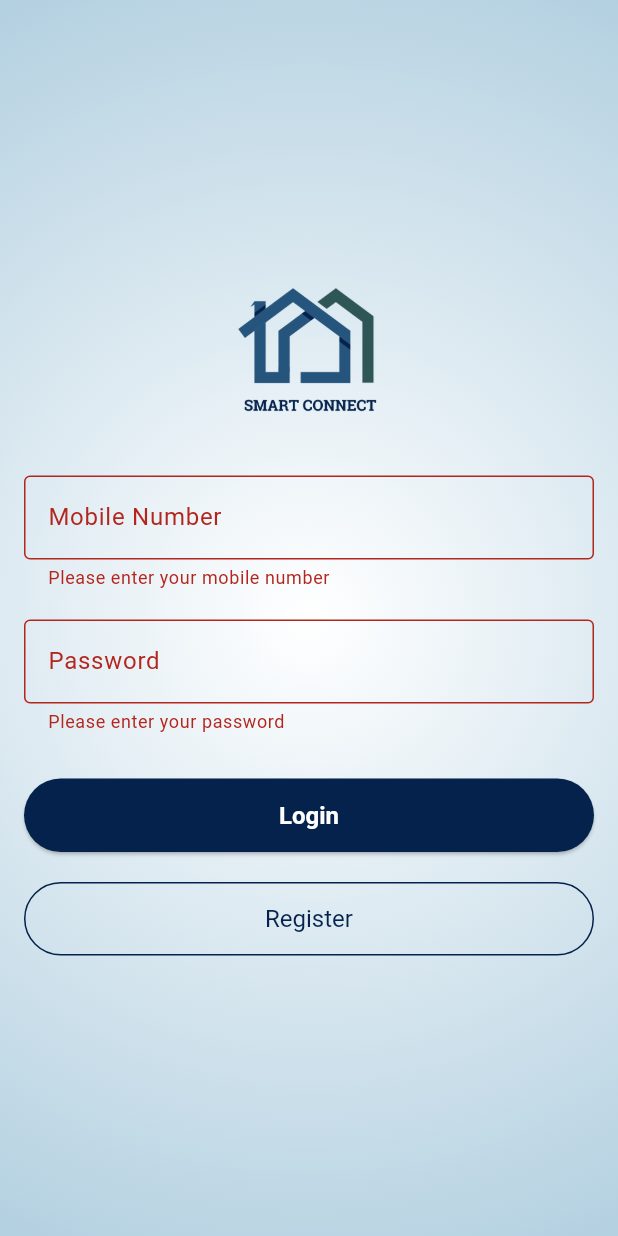
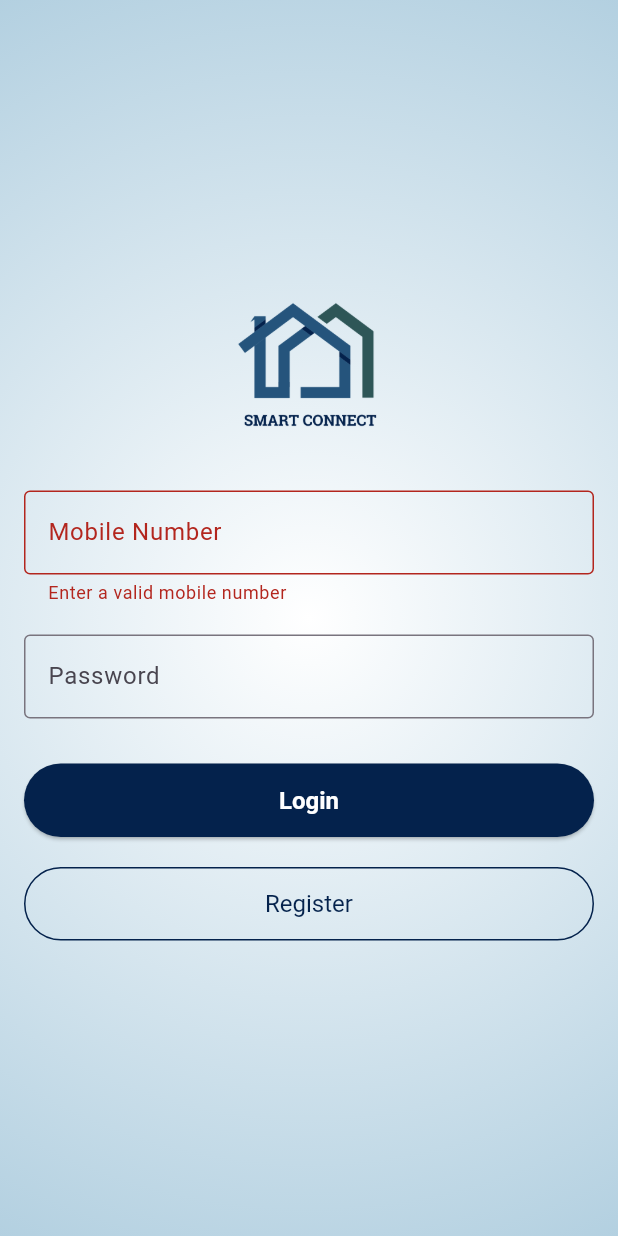
Before and after one commit to vani491/mass_communication, a Flutter app: the screen it shows after launch, after a tap on "Login", on a phone screen of 412 x 824 dp. Run offline on Flutter 3.47's test engine with Material 3 defaults, Android fonts, the phone set to English and light mode, and no system bars; our stand-ins replace cloud_firestore, firebase_auth, firebase_core; accounts and stored records are empty.

Commit message:
Login API implemented

```diff
--- a/lib/features/auth/domain/usecases/register_user.dart
+++ b/lib/features/auth/domain/usecases/register_user.dart
@@ -1,4 +1,6 @@
 // Use case to trigger user registration
+
+import 'dart:async';
 
 import '../../data/repositories/auth_repository_impl.dart';
 
@@ -13,12 +15,14 @@ class RegisterUser {
     required String mobileNumber,
     required String email,
     required String password,
+    required String role,
   }) async {
     await authRepository.registerUser(
       name: name,
       mobileNumber: mobileNumber,
       email: email,
       password: password,
+      role:role,
     );
   }
 }
--- a/lib/features/auth/presentation/pages/login_page.dart
+++ b/lib/features/auth/presentation/pages/login_page.dart
@@ -1,11 +1,13 @@
 import 'package:flutter/material.dart';
 
+import '../../domain/usecases/login_user.dart';
 import '../widgets/login_form.dart';
 
 
 class LoginPage extends StatelessWidget {
   @override
   Widget build(BuildContext context) {
+    final loginUser = LoginUser();
     return Scaffold(
       body: Container(
         decoration: const BoxDecoration(
@@ -20,7 +22,7 @@ class LoginPage extends StatelessWidget {
         ),
         child:  Padding(
           padding: const EdgeInsets.all(16.0),
-          child: LoginForm(), // Call to the LoginForm widget
+          child: LoginForm(loginUser: loginUser), // Call to the LoginForm widget
         ),
       ),
     );
--- a/lib/features/auth/presentation/widgets/login_form.dart
+++ b/lib/features/auth/presentation/widgets/login_form.dart
@@ -1,6 +1,11 @@
 import 'package:flutter/material.dart';
+import '../../../../reusable_widget/LoadingIndicator.dart';
+import '../../domain/usecases/login_user.dart';
 
 class LoginForm extends StatefulWidget {
+  final LoginUser loginUser;
+  LoginForm({required this.loginUser});
+
   @override
   _LoginFormState createState() => _LoginFormState();
 }
@@ -10,18 +15,114 @@ class _LoginFormState extends State<LoginForm> {
   String _mobileNumber = '';
   String _password = '';
 
-  void _login() {
-    if (_formKey.currentState!.validate()) {
-      _formKey.currentState!.save();
-      // Logic for Firebase integration or navigation will go here later
-      print("Logging in with mobile: $_mobileNumber, password: $_password");
+  bool _isMobileValid = true;
+  bool _isPasswordValid = true;
+
+  // Validate fields (mobile number and password) one by one
+  bool _validateFields() {
+    if (_mobileNumber.isEmpty || _mobileNumber.length != 10) {
+      setState(() {
+        _isMobileValid = false;
+      });
+      return false;
+    }
+
+    if (_password.isEmpty || _password.length < 6) {
+      setState(() {
+        _isPasswordValid = false;
+      });
+      return false;
+    }
+
+    return true;
+  }
+
+  // Reset the form after successful login
+  void _resetForm() {
+    _formKey.currentState!.reset();
+    setState(() {
+      _mobileNumber = '';
+      _password = '';
+      _isMobileValid = true;
+      _isPasswordValid = true;
+    });
+  }
+
+  // Show loading indicator
+  void _showLoadingIndicator() {
+    showDialog(
+      context: context,
+      barrierDismissible: false,
+      builder: (BuildContext context) {
+        return Dialog(
+          backgroundColor: Colors.transparent,
+          child: LoadingIndicator(message: 'Logging in...'),
+        );
+      },
+    );
+  }
+
+  // Show success snackbar
+  void _showSuccessSnackbar() {
+    ScaffoldMessenger.of(context).showSnackBar(
+      SnackBar(
+        content: Row(
+          children: [
+            Icon(Icons.check_circle, color: Colors.white),
+            SizedBox(width: 10),
+            Text('Login successful'),
+          ],
+        ),
+        backgroundColor: Colors.green,
+        behavior: SnackBarBehavior.floating,
+      ),
+    );
+  }
+
+  // Handle login process
+  Future<void> _handleLogin() async {
+    _showLoadingIndicator();
+
+    try {
+      await widget.loginUser.call(
+        mobileNumber: _mobileNumber,
+        password: _password,
+      );
+
+      // Dismiss loading indicator
+      Navigator.of(context).pop();
+
+      // Clear the form
+      _resetForm();
+
+      // Show success message
+      _showSuccessSnackbar();
+
+      // Navigate to home page (you can use Navigator here)
+      Navigator.pushReplacementNamed(context, '/home');  // Replace with your home route
+    } catch (e) {
+      // Dismiss loading indicator
+      Navigator.of(context).pop();
+
+      // Handle login errors
+      ScaffoldMessenger.of(context).showSnackBar(
+        SnackBar(content: Text(e.toString())),
+      );
+    }
+  }
+
+  // Main submit function
+  void _submit() async {
+    if (_validateFields()) {  // Validate form fields one by one
+      _formKey.currentState!.save();  // Save form data
+      await _handleLogin();  // Handle login
     }
   }
 
   @override
   Widget build(BuildContext context) {
-    return Center(  // Center the entire form
-      child: SingleChildScrollView(  // Use SingleChildScrollView to avoid overflow
+    return Center(
+      child: SingleChildScrollView(
         child: Form(
           key: _formKey,
           child: Column(
@@ -39,22 +140,18 @@ class _LoginFormState extends State<LoginForm> {
               // Mobile Number Input Field
               TextFormField(
                 keyboardType: TextInputType.phone,
-                decoration: const InputDecoration(
+                decoration: InputDecoration(
                   labelText: 'Mobile Number',
                   hintText: 'Enter your mobile number',
-                  border: OutlineInputBorder(),
+                  border: const OutlineInputBorder(),
+                  errorText: _isMobileValid ? null : 'Enter a valid mobile number',
                 ),
-                validator: (value) {
-                  if (value == null || value.isEmpty) {
-                    return 'Please enter your mobile number';
-                  }
-                  if (value.length != 10) {
-                    return 'Mobile number must be 10 digits';
-                  }
-                  return null;
-                },
-                onSaved: (value) {
-                  _mobileNumber = value ?? '';
+                onChanged: (value) {
+                  setState(() {
+                    _mobileNumber = value;
+                    // Clear error as soon as the input is valid
+                    if (value.length == 10) _isMobileValid = true;
+                  });
                 },
               ),
               const SizedBox(height: 20),
@@ -62,42 +159,38 @@ class _LoginFormState extends State<LoginForm> {
               // Password Input Field
               TextFormField(
                 obscureText: true,
-                decoration: const InputDecoration(
+                decoration: InputDecoration(
                   labelText: 'Password',
                   hintText: 'Enter your password',
-                  border: OutlineInputBorder(),
+                  border: const OutlineInputBorder(),
+                  errorText: _isPasswordValid ? null : 'Password must be at least 6 characters',
                 ),
-                validator: (value) {
-                  if (value == null || value.isEmpty) {
-                    return 'Please enter your password';
-                  }
-                  if (value.length < 6) {
-                    return 'Password must be at least 6 characters';
-                  }
-                  return null;
-                },
-                onSaved: (value) {
-                  _password = value ?? '';
+                onChanged: (value) {
+                  setState(() {
+                    _password = value;
+                    // Clear error as soon as the input is valid
+                    if (value.length >= 6) _isPasswordValid = true;
+                  });
                 },
               ),
               const SizedBox(height: 30),  // Space between input fields and button
 
               // Login Button (Only color changed to #04224C)
               SizedBox(
-                width: double.infinity,  // Makes the button width match the input fields
+                width: double.infinity,
                 child: ElevatedButton(
                   style: ElevatedButton.styleFrom(
-                    backgroundColor: const Color(0xFF04224C),  // Custom button color as #04224C
-                    padding: const EdgeInsets.symmetric(vertical: 15),  // Remove horizontal padding to match width
+                    backgroundColor: const Color(0xFF04224C),
+                    padding: const EdgeInsets.symmetric(vertical: 15),
                     textStyle: const TextStyle(fontSize: 16),
                   ),
-                  onPressed: _login,
+                  onPressed: _submit,  // Call the submit function
                   child: const Text(
                     'Login',
                     style: TextStyle(
                       fontSize: 16,
-                      color: Colors.white,  // Set text color to white
-                      fontWeight: FontWeight.bold,  // Make the text bold
+                      color: Colors.white,
+                      fontWeight: FontWeight.bold,
                     ),
                   ),
                 ),
@@ -106,21 +199,20 @@ class _LoginFormState extends State<LoginForm> {
               const SizedBox(height: 20),  // Space between the buttons
               // Registration Button
               SizedBox(
-                width: double.infinity,  // Makes the button width match the input fields
+                width: double.infinity,
                 child: OutlinedButton(
                   style: OutlinedButton.styleFrom(
-                    side: const BorderSide(color: Color(0xFF04224C)),  // Stroke color same as login button
-                    padding: const EdgeInsets.symmetric(vertical: 15),  // Set vertical padding
+                    side: const BorderSide(color: Color(0xFF04224C)),
+                    padding: const EdgeInsets.symmetric(vertical: 15),
                     textStyle: const TextStyle(fontSize: 16),
                   ),
                   onPressed: () {
-                    // Registration button logic here
                     Navigator.of(context).pushNamed('/registration');
                   },
                   child: const Text(
                     'Register',
                     style: TextStyle(
-                      color: Color(0xFF04224C),  // Text color same as stroke color
+                      color: Color(0xFF04224C),
                     ),
                   ),
                 ),
```
Also changed, not shown: lib/features/auth/data/repositories/auth_repository_impl.dart (+12 -6 lines), lib/features/auth/domain/usecases/login_user.dart (+30 -0 lines), lib/features/auth/presentation/widgets/registration_form.dart (+118 -14 lines), lib/reusable_widget/LoadingIndicator.dart (added, +34 -0 lines).
